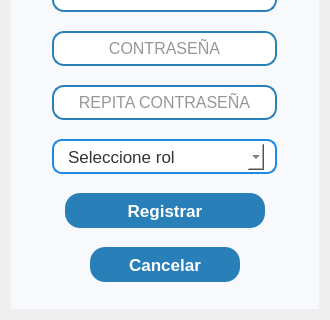
First picture: the form in resources/ui/registro_user.ui, repository Proyecto-Uptjaa/Proyecto_SIRA, before the edit; both pictures show x 0 to 330 and y 150 to 470 of the 330 by 470 pixel window.
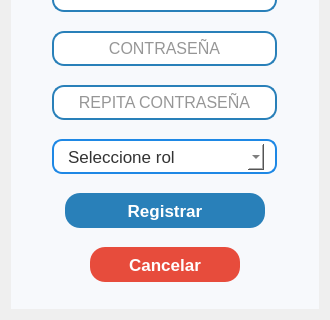
Second picture: the form after the edit. Icons and pictures are not drawn.

Diff of the .ui file:
```diff
--- a/resources/ui/registro_user.ui
+++ b/resources/ui/registro_user.ui
@@ -396,7 +396,7 @@
          <enum>Qt::LayoutDirection::LeftToRight</enum>
         </property>
         <property name="styleSheet">
-         <string notr="true"/>
+         <string notr="true">background-color: #e74c3c;</string>
         </property>
         <property name="text">
          <string>Cancelar</string>
```
Left out of the diff: 4 changed lines with no effect on the pictures.
